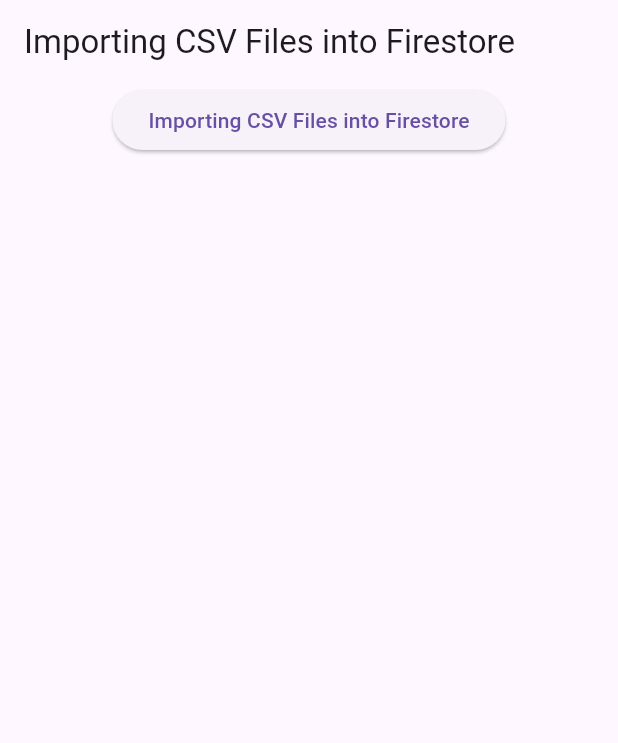
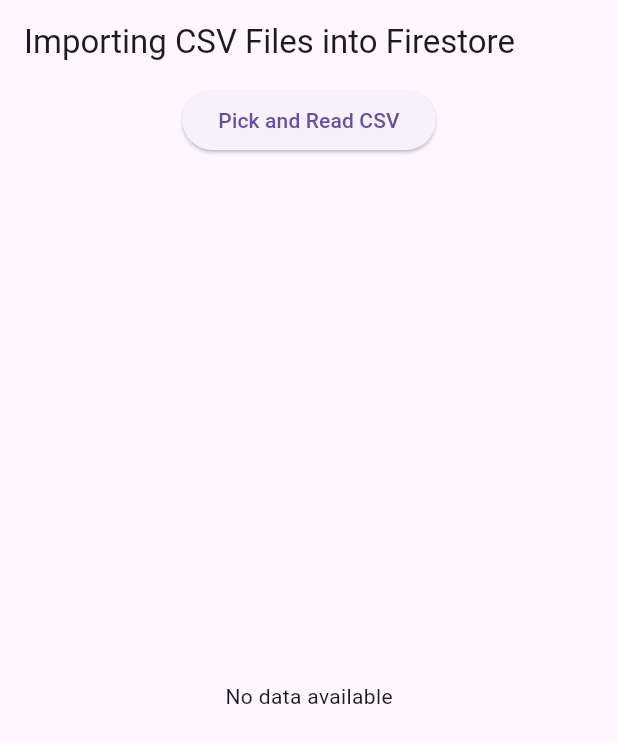
Before and after one commit to funny2code/csv_analyzer, a Flutter app: the screen it shows after launch, on a phone screen of 412 x 824 dp. Shown: the top 743 px of the screen. Run offline on Flutter 3.47's test engine with Material 3 defaults, Android fonts, the phone set to English and light mode, and no system bars; our stand-ins replace csv, file_picker.

Commit message:
update encoding and dataTable view

```diff
--- a/lib/main.dart
+++ b/lib/main.dart
@@ -9,7 +9,8 @@ class MyHomePage extends StatefulWidget {
 }
 
 class _MyHomePageState extends State<MyHomePage> {
-  List<List<dynamic>> _data = [];
+  List<List<dynamic>> csvData = [];
+  List<String> headers = [];
 
   Future<void> _pickAndReadCsvFile() async {
     try {
@@ -24,8 +25,15 @@ class _MyHomePageState extends State<MyHomePage> {
             const CsvToListConverter().convert(fileContent);
 
         setState(() {
-          _data = csvTable;
+          headers = List<String>.from(csvTable[0]); // First row as headers
+          csvData = csvTable.sublist(1); // Sublist excluding headers
         });
+      }
+      else {
+        // Handle case when no file is selected
+        ScaffoldMessenger.of(context).showSnackBar(
+          SnackBar(content: Text('No file selected')),
+        );
       }
     } catch (e) {
       print('Error reading CSV file: $e');
@@ -38,24 +46,33 @@ class _MyHomePageState extends State<MyHomePage> {
       appBar: AppBar(
         title: Text("Importing CSV Files into Firestore"),
       ),
-      body: Column(
+      body: Center(
+        child: Column(
           children: [
             ElevatedButton(
               onPressed: _pickAndReadCsvFile,
-            child: Text('Importing CSV Files into Firestore'),
+              child: Text('Pick and Read CSV'),
             ),
-          Expanded(
-            child: ListView.builder(
-              itemCount: _data.length,
-              itemBuilder: (context, index) {
-                return ListTile(
-                  title: Text(_data[index].join(", ")),
-                );
-              },
+            Flexible(
+               child: (headers.isEmpty || csvData.isEmpty)
+                  ? Center(child: Text('No data available'))
+                  : SingleChildScrollView(
+                      scrollDirection: Axis.horizontal,
+                      child: DataTable(
+                        columns: headers.map((header) {
+                          return DataColumn(label: Text(header));
+                        }).toList(),
+                        rows: csvData.map((row) {
+                          return DataRow(cells: row.map((cell) {
+                            return DataCell(Text(cell.toString()));
+                          }).toList());
+                        }).toList(),
+                      ),
                     ),
             ),
           ],
         ),
+      )
     );
   }
 }
```
Lines whose indentation alone changed are shown as unchanged.
